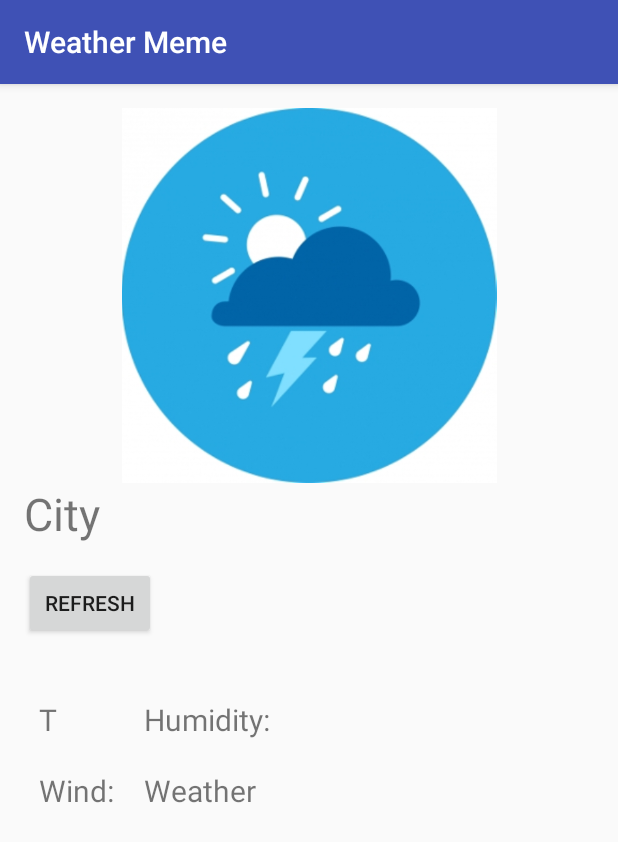
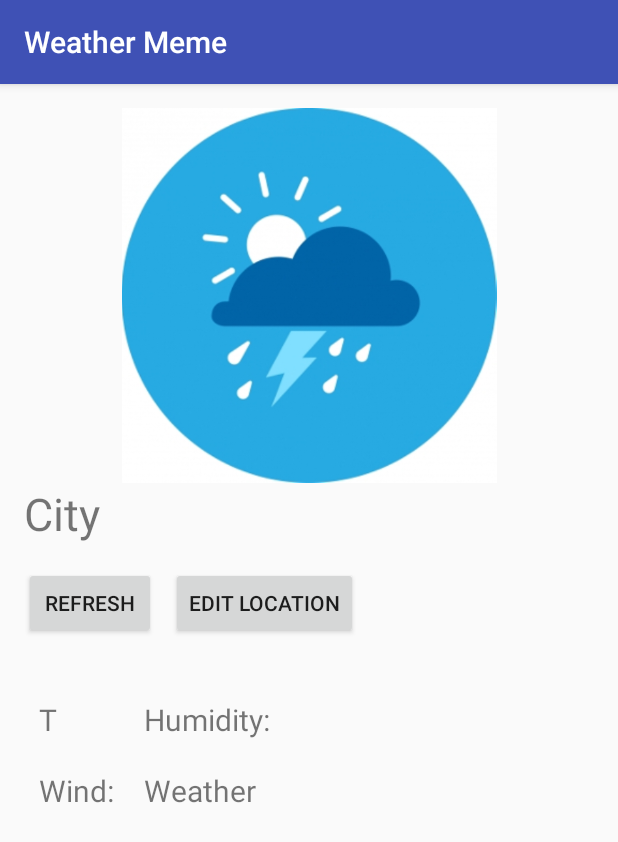
Before and after one commit to andrewbeav/WeatherMeme, an Android app: the screen it shows after launch (MainActivity), on a phone screen of 412 x 824 dp. Shown: the top 842 px of the screen. Run offline under Robolectric (Android 15) with nearby library versions, the light colour scheme and no system bars.

Commit message:
Add button to edit location to layout

```diff
--- a/app/src/main/java/andrewbeav/github/io/weathermeme/MainActivity.java
+++ b/app/src/main/java/andrewbeav/github/io/weathermeme/MainActivity.java
@@ -136,6 +136,10 @@ public class MainActivity extends AppCompatActivity implements
         //jsonDownloader.execute("http://api.openweathermap.org/data/2.5/weather?q=Springfield,mo&units=imperial&&appid=bcf98db996d2d93497a184c6af4c3c7a&units=imperial");
     }
 
+    public void editLocation(View view) {
+
+    }
+
     public void refreshWeather(View view) {
         JSONDownloader jsonDownloader = new JSONDownloader(this);
         jsonDownloader.execute("http://api.openweathermap.org/data/2.5/weather?lat=" + latitude + "&lon=" + longitude + "&appid=bcf98db996d2d93497a184c6af4c3c7a&units=imperial");
--- a/app/src/main/res/layout/activity_main.xml
+++ b/app/src/main/res/layout/activity_main.xml
@@ -30,6 +30,17 @@
         android:layout_below="@+id/cityNameView"
         android:text="@string/refresh_button_text"
         android:onClick="refreshWeather"
+        android:layout_width="wrap_content"
+        android:layout_height="wrap_content" />
+    <Button
+        android:id="@+id/edit_location_button"
+        android:layout_toRightOf="@+id/refresh_button"
+        android:layout_toEndOf="@+id/refresh_button"
+        android:layout_below="@+id/cityNameView"
+        android:layout_marginLeft="10dp"
+        android:layout_marginTop="15dp"
+        android:onClick="editLocation"
+        android:text="@string/edit_location_text"
         android:layout_width="wrap_content"
         android:layout_height="wrap_content" />
 
--- a/app/src/main/res/values/strings.xml
+++ b/app/src/main/res/values/strings.xml
@@ -7,4 +7,5 @@
     <string name="wind_default">Wind: </string>
     <string name="weather_description_default">Weather</string>
     <string name="refresh_button_text">Refresh</string>
+    <string name="edit_location_text">Edit Location</string>
 </resources>
```
